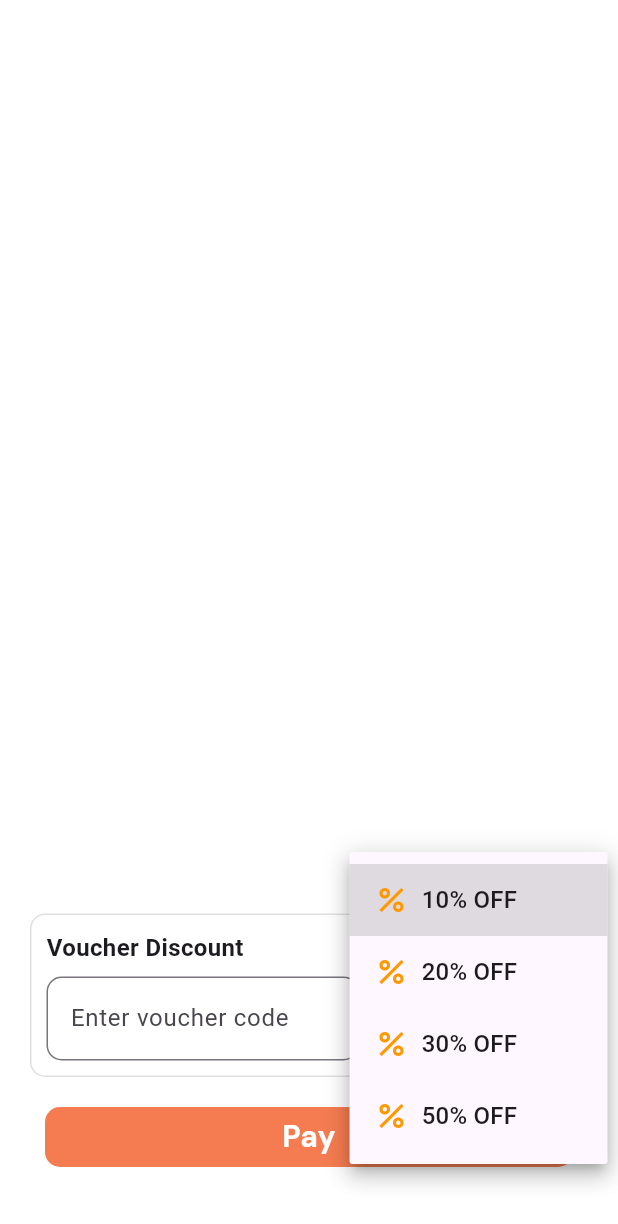
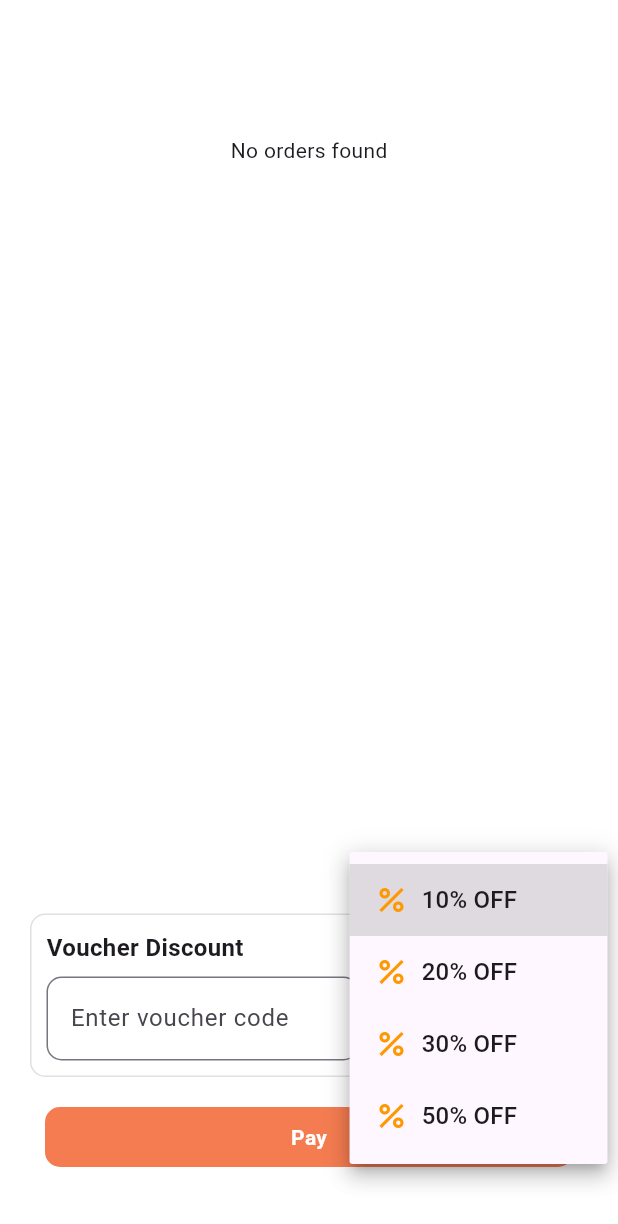
Before and after one commit to Vudangkhoa0910/Campus_Meal, a Flutter app: the Cart screen opened directly with empty values, after a tap on "Select voucher", on a phone screen of 412 x 824 dp. Shown: the top 1224 px of the screen. Run offline on Flutter 3.47's test engine with Material 3 defaults, Android fonts, the phone set to English and light mode, and no system bars; our stand-ins replace cloud_firestore, dropdown_button2, firebase_auth, firebase_core, firebase_storage, flutter_rating_bar and 6 more; accounts and stored records are empty.

Commit message:
Update cart.dart v8

```diff
--- a/lib/screens/cart.dart
+++ b/lib/screens/cart.dart
@@ -2,6 +2,7 @@ import 'package:campus_catalogue/constants/colors.dart';
 import 'package:campus_catalogue/constants/typography.dart';
 import 'package:campus_catalogue/models/buyer_model.dart';
 import 'package:campus_catalogue/screens/payment_info.dart';
+import 'package:campus_catalogue/screens/shop_info.dart';
 import 'package:campus_catalogue/services/database_service.dart';
 import 'package:cloud_firestore/cloud_firestore.dart';
 import 'package:firebase_auth/firebase_auth.dart';
@@ -9,6 +10,7 @@ import 'package:flutter/material.dart';
 
 class Cart extends StatefulWidget {
   final Buyer buyer;
+
   const Cart({super.key, required this.buyer});
 
   @override
@@ -16,56 +18,13 @@ class Cart extends StatefulWidget {
 }
 
 class CartState extends State<Cart> with RouteAware {
-  void reloadData() {
-    _initRetrieval();
-  }
-
-  void removeItem(int index) async {
-    final itemName = items[index]['name']; // Lấy tên item để xóa từ Firebase
-    await DatabaseService()
-        .deleteOrder(widget.buyer.userName, itemName); // Gọi phương thức xóa
-    setState(() {
-      items.removeAt(index);
-      quantities.removeAt(index);
-    });
-  }
-
-  void addDiscount(int discount) async {
-    FirebaseFirestore _firestore = FirebaseFirestore.instance;
-
-    // Truy vấn để lấy các tài liệu có 'buyer_name' khớp với widget.buyer.userName
-    QuerySnapshot querySnapshot = await _firestore
-        .collection('buy')
-        .where('buyer_name', isEqualTo: widget.buyer.userName)
-        .get();
-
-    // Kiểm tra nếu có tài liệu khớp
-    if (querySnapshot.docs.isNotEmpty) {
-      // Lặp qua các tài liệu khớp và cập nhật
-      for (QueryDocumentSnapshot doc in querySnapshot.docs) {
-        await _firestore
-            .collection('buy')
-            .doc(doc.id) // Sử dụng id của tài liệu để cập nhật
-            .update({
-          'discount': discount, // Cập nhật giá trị discount
-        }).catchError((e) {
-          print("Error updating discount: $e");
-        });
-      }
-    } else {
-      print('No documents found');
-    }
-  }
-
   List<Map<String, dynamic>> items = [];
-  List<num> quantities = [];
+  List<int> quantities = [];
   num totalPrice = 0;
   String selectedVoucher = '';
-  int discount = 1;
-  TextEditingController voucherController =
-      TextEditingController(); // Controller for voucher input
+  int discount = 0;
+  TextEditingController voucherController = TextEditingController();
 
-  // List of voucher options
   final List<Map<String, dynamic>> vouchers = [
     {
       'label': '10% OFF',
@@ -83,42 +42,71 @@ class CartState extends State<Cart> with RouteAware {
       'label': '30% OFF',
       'icon': Icons.percent,
       'description': 'Enjoy free shipping on your order',
-      'num': 30,
+      'num': 30
     },
     {
       'label': '50% OFF',
       'icon': Icons.percent,
       'description': 'Get another item for free!',
-      'num': 50,
+      'num': 50
     },
   ];
 
-  // @override
-  // void initState() {
-  //   super.initState();
-  //   _initRetrieval(); // Initialize and retrieve cart data
-  // }
+  @override
+  void initState() {
+    super.initState();
+    _initRetrieval();
+  }
 
-  // Khởi tạo dữ liệu từ Firebase
-  void _initRetrieval() async {
-    final data = await DatabaseService()
-        .getOrders(widget.buyer.userName); // Lấy dữ liệu từ Firebase
-
-    for (var order in data) {
-      items.add({
+  void _initRetrieval() {
+    DatabaseService().getOrders(widget.buyer.userName).listen((data) {
+      setState(() {
+        items = data
+            .map((order) => {
                   'name': order['name'],
                   'price': order['price'],
-        'imgUrl': order['imgUrl'], // Lấy hình ảnh từ Firebase
+                  'imgUrl': order['imgUrl'],
+                })
+            .toList();
+        quantities = List<int>.filled(items.length, 1);
       });
-      quantities.add(1); // Mặc định là 1 cho mỗi sản phẩm
+    });
   }
 
-    if (mounted) {
-      setState(() {}); // Cập nhật trạng thái
+  void removeItem(int index) async {
+    final itemName = items[index]['name'];
+
+    // Xóa item khỏi Firebase
+    await DatabaseService().deleteOrder(widget.buyer.userName, itemName);
+
+    // Cập nhật lại danh sách items và quantities
+    setState(() {
+      items.removeAt(index);
+      quantities.removeAt(index);
+    });
+  }
+
+  void addDiscount(int discount) async {
+    FirebaseFirestore _firestore = FirebaseFirestore.instance;
+
+    QuerySnapshot querySnapshot = await _firestore
+        .collection('buy')
+        .where('buyer_name', isEqualTo: widget.buyer.userName)
+        .get();
+
+    if (querySnapshot.docs.isNotEmpty) {
+      for (QueryDocumentSnapshot doc in querySnapshot.docs) {
+        await _firestore.collection('buy').doc(doc.id).update({
+          'discount': discount,
+        }).catchError((e) {
+          print("Error updating discount: $e");
+        });
+      }
+    } else {
+      print('No documents found');
     }
   }
 
-  // Update quantities of items based on user input
   void _updateQuantities() {
     for (var i = 0; i < items.length; i++) {
       final text = quantities[i].toString();
@@ -136,27 +124,53 @@ class CartState extends State<Cart> with RouteAware {
           children: [
             SizedBox(
               height: 200,
-              child: ListView.separated(
+              child: StreamBuilder<List<Map<String, dynamic>>>(
+                stream: DatabaseService().getOrders(widget.buyer.userName),
+                builder: (context, snapshot) {
+                  if (snapshot.connectionState == ConnectionState.waiting) {
+                    return const Center(child: CircularProgressIndicator());
+                  } else if (snapshot.hasError) {
+                    return Center(
+                        child: Text('Có lỗi xảy ra: ${snapshot.error}'));
+                  } else if (!snapshot.hasData || snapshot.data!.isEmpty) {
+                    return const Center(child: Text('No orders found'));
+                  }
+
+                  final data = snapshot.data!;
+
+                  if (quantities.length != data.length) {
+                    quantities = List<int>.filled(data.length, 1);
+                  }
+
+                  return ListView.separated(
                     itemBuilder: (context, index) {
+                      final order = data[index];
+                      final imgUrl = order['imgUrl'] ?? '';
+
                       return ItemCard(
-                    name: items[index]['name'],
-                    price: items[index]['price'],
-                    imgUrl: items[index]['imgUrl'],
+                        name: order['name'],
+                        price: order['price'],
+                        imgUrl:
+                            imgUrl.isNotEmpty ? imgUrl : 'default_image_url',
                         count: quantities[index],
                         onQuantityChanged: (newCount) {
+                          setState(() {
                             quantities[index] = newCount;
+                          });
                         },
-                    onRemove: () => removeItem(index),
+                        onRemove: () {
+                          removeItem(index);
+                        },
                       );
                     },
-                separatorBuilder: (context, index) => const SizedBox(
-                  height: 10,
-                ),
-                itemCount: items.isNotEmpty ? items.length : 0,
+                    separatorBuilder: (context, index) =>
+                        const SizedBox(height: 10),
+                    itemCount: data.length,
+                  );
+                },
               ),
             ),
             const Spacer(),
-            // Voucher section starts here
             Container(
               padding: const EdgeInsets.all(10),
               decoration: BoxDecoration(
@@ -168,10 +182,7 @@ class CartState extends State<Cart> with RouteAware {
                 children: [
                   const Text(
                     'Voucher Discount',
-                    style: TextStyle(
-                      fontWeight: FontWeight.bold,
-                      fontSize: 16,
-                    ),
+                    style: TextStyle(fontWeight: FontWeight.bold, fontSize: 16),
                   ),
                   const SizedBox(height: 8),
                   Row(
@@ -191,8 +202,7 @@ class CartState extends State<Cart> with RouteAware {
                       DecoratedBox(
                         decoration: BoxDecoration(
                           border: Border.all(color: Colors.orange, width: 2),
-                          borderRadius:
-                              BorderRadius.circular(8), // Bo viền góc tròn
+                          borderRadius: BorderRadius.circular(8),
                         ),
                         child: DropdownButton<String>(
                           value:
@@ -215,10 +225,8 @@ class CartState extends State<Cart> with RouteAware {
                               selectedVoucher = value ?? '';
                               var selected = vouchers.firstWhere(
                                   (voucher) => voucher['label'] == value);
-                              discount = selected['num'] ?? 1;
-                              addDiscount(discount);
-                              voucherController
-                                  .clear(); // Clear manual entry if dropdown is selected
+                              discount = selected['num'] ?? 0;
+                              voucherController.clear();
                             });
                           },
                         ),
@@ -228,21 +236,18 @@ class CartState extends State<Cart> with RouteAware {
                 ],
               ),
             ),
-            const SizedBox(
-                height: 10), // Add space between voucher and pay button
+            const SizedBox(height: 10),
             GestureDetector(
               onTap: () async {
-                _updateQuantities(); // Update quantities from user input
+                addDiscount(discount);
+                _updateQuantities();
                 await DatabaseService().updateOrdersQuantities(
                     items, quantities, widget.buyer.userName);
 
-                // Navigate to PaymentInfo screen
                 Navigator.push(
                   context,
                   MaterialPageRoute(
-                    builder: (context) => PaymentInfo(
-                      buyer: widget.buyer,
-                    ),
+                    builder: (context) => PaymentInfo(buyer: widget.buyer),
                   ),
                 );
               },
@@ -261,9 +266,9 @@ class CartState extends State<Cart> with RouteAware {
                         child: Center(
                           child: Text(
                             "Pay",
-                            style: AppTypography.textMd.copyWith(
+                            style: TextStyle(
                               color: Colors.white,
-                              fontWeight: FontWeight.w700,
+                              fontWeight: FontWeight.bold,
                             ),
                           ),
                         ),
@@ -272,7 +277,7 @@ class CartState extends State<Cart> with RouteAware {
                   ),
                 ],
               ),
-            )
+            ),
           ],
         ),
       ),
```
Lines whose indentation alone changed are shown as unchanged.
